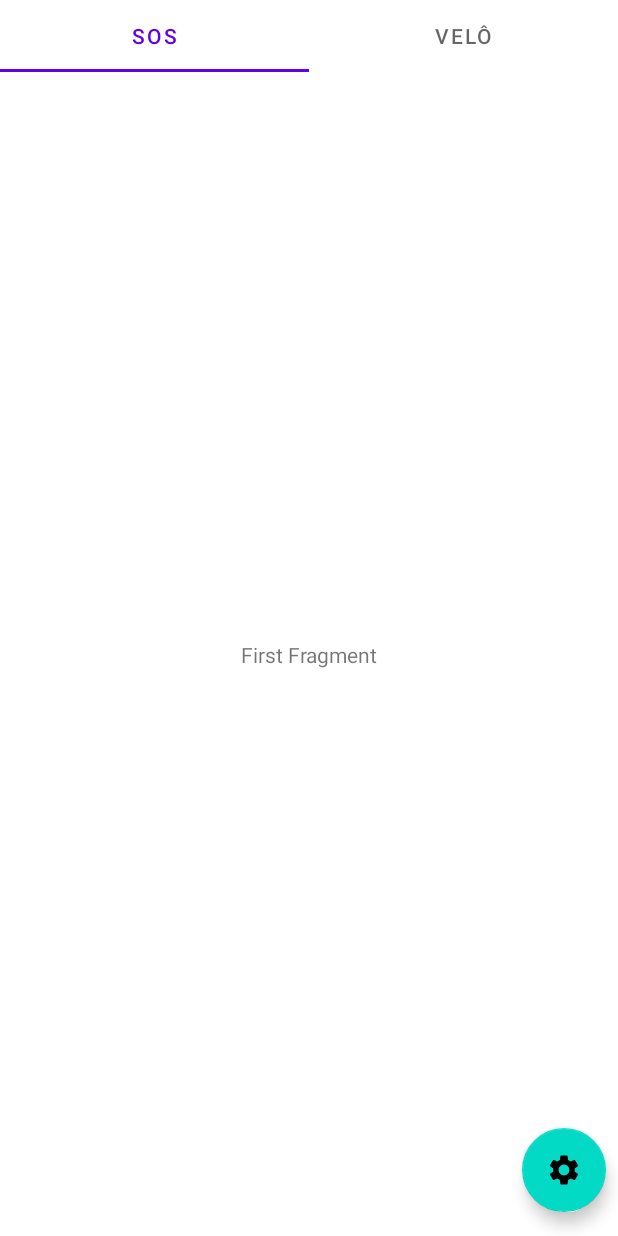
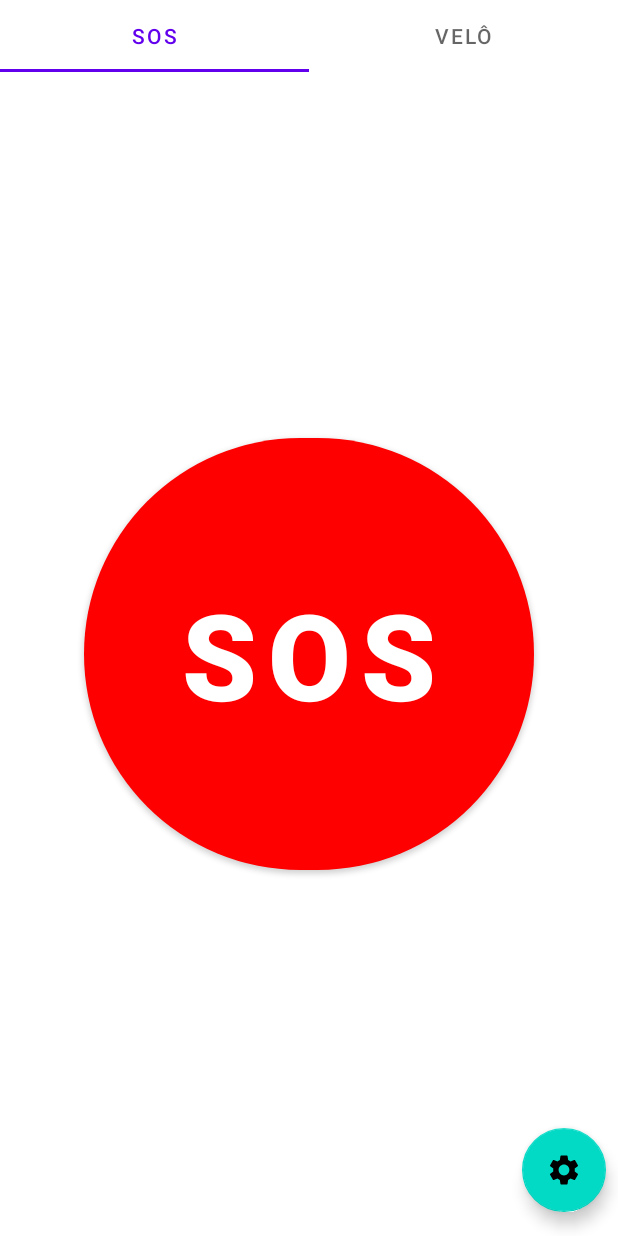
Before and after one commit to mobile-dev-ufes/2022-2-proj-final-dsb-app, an Android app: the SOSFragment screen opened directly, with no data from a screen before it, on a phone screen of 412 x 824 dp. Run offline under Robolectric (Android 15) with nearby library versions, the phone set to English and light mode, and no system bars.

Commit message:
Internacionalização e Funcionalidade do SOS feita - documentar melhor depois

```diff
--- a/app/src/main/res/layout/sos_fragment.xml
+++ b/app/src/main/res/layout/sos_fragment.xml
@@ -14,4 +14,18 @@
         app:layout_constraintStart_toStartOf="parent"
         app:layout_constraintTop_toTopOf="parent" />
 
+    <Button
+        android:id="@+id/button_sos"
+        android:layout_width="300dp"
+        android:layout_height="300dp"
+        android:text="@string/sos_message"
+        android:textSize="80dp"
+        android:textStyle="bold"
+        app:backgroundTint="#FF0000"
+        app:cornerRadius="150dp"
+        app:layout_constraintBottom_toBottomOf="parent"
+        app:layout_constraintEnd_toEndOf="parent"
+        app:layout_constraintStart_toStartOf="parent"
+        app:layout_constraintTop_toTopOf="parent" />
+
 </androidx.constraintlayout.widget.ConstraintLayout>
--- a/app/src/main/res/values/strings.xml
+++ b/app/src/main/res/values/strings.xml
@@ -1,10 +1,22 @@
 <resources>
     <string name="app_name">App rastreamento DSB</string>
-    <string name="first_fragment">First Fragment</string>
-    <string name="second_fragment">Second Fragment</string>
-    <string name="third_fragment">Third Fragment</string>
-
+    <string name="first_fragment">Primeiro Fragmento</string>
+    <string name="second_fragment">Segundo Fragmento</string>
+    <string name="third_fragment">Terceiro Fragmento</string>
     <string name="input_key">Chave Secreta</string>
     <string name="login_button">Entrar</string>
+    <string name="sos_message">SOS</string>
+    <string name="settings_title">Configurações</string>
+    <string name="tracker_switch_on">SIM</string>
+    <string name="tracker_switch_off">NÃO</string>
+    <string name="label_tracker">Ligar rastreador</string>
 
+    <string-array name="dsb_list">
+        <item>TIME 1</item>
+        <item>TIME 2</item>
+        <item>TIME 3</item>
+        <item>TIME 4</item>
+        <item>TIME 5</item>
+
+    </string-array>
 </resources>
```
Also changed, not shown: app/src/main/java/com/example/apptrackingv2/views/SOSFragment.kt (+47 -1 lines), 1 other file.
